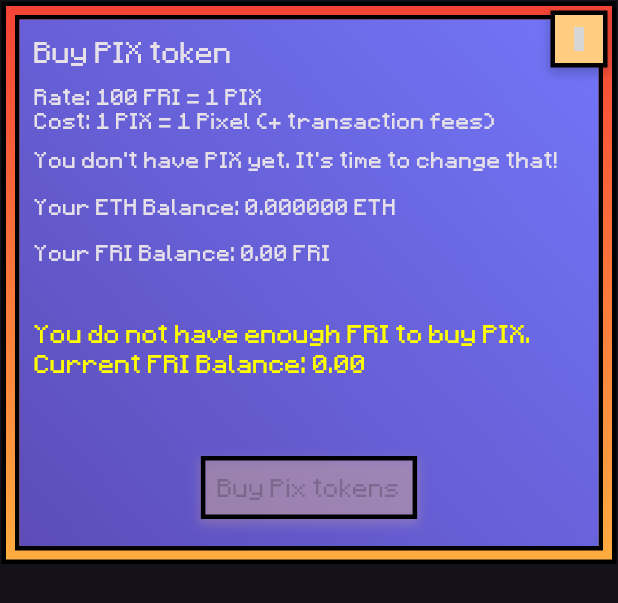
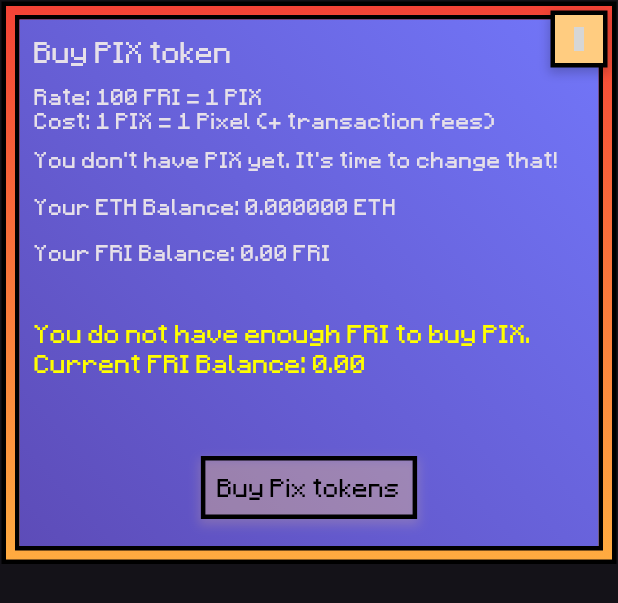
Before and after one commit to redDwarf03/stardpix, a Flutter app: the BuyScreen widget shown alone on an empty page, opened directly, on a phone screen of 412 x 824 dp. Shown: the top 603 px of the screen. Run offline on Flutter 3.47's test engine with Material 3 defaults, Android fonts, the phone set to English and light mode, and no system bars; our stand-ins replace circular_countdown_timer, flutter_dotenv, flutter_riverpod, freezed_annotation, go_router, riverpod_annotation; missing offline and left inert: flutter_hsvcolor_picker, pixelarticons, starknet, starknet_provider; generated files the repository leaves out were written again; statements that could not run were skipped; grey boxes are pictures that could not be loaded.

Commit message:
Upgrade flutter version to flutter 3.27.4-stable

```diff
--- a/lib/ui/views/about/layouts/components/icon_close.dart
+++ b/lib/ui/views/about/layouts/components/icon_close.dart
@@ -25,7 +25,7 @@ class IconClose extends ConsumerWidget {
               color: Colors.orange[200],
               boxShadow: [
                 BoxShadow(
-                  color: Colors.black.withOpacity(0.2),
+                  color: Colors.black.withValues(alpha: 0.2),
                   spreadRadius: 1,
                   blurRadius: 5,
                   offset: const Offset(0, 3),
--- a/lib/ui/views/buy_pix/layouts/buy_screen.dart
+++ b/lib/ui/views/buy_pix/layouts/buy_screen.dart
@@ -76,6 +76,7 @@ class BuyScreenState extends ConsumerState<BuyScreen> {
                   left: 10,
                   right: 10,
                 ),
+                child: SingleChildScrollView(
                   child: Column(
                     crossAxisAlignment: CrossAxisAlignment.start,
                     mainAxisSize: MainAxisSize.min,
@@ -147,6 +148,7 @@ class BuyScreenState extends ConsumerState<BuyScreen> {
               ),
             ),
           ),
+        ),
         const Positioned(
           top: -1,
           right: -1,
--- a/lib/ui/views/buy_pix/layouts/components/buy_button.dart
+++ b/lib/ui/views/buy_pix/layouts/components/buy_button.dart
@@ -27,7 +27,7 @@ class BuyButton extends ConsumerWidget {
             color: Colors.orange[200],
             boxShadow: [
               BoxShadow(
-                color: Colors.orange[900]!.withOpacity(0.2),
+                color: Colors.orange[900]!.withValues(alpha: 0.2),
                 spreadRadius: 1,
                 blurRadius: 5,
                 offset: const Offset(0, 3),
@@ -74,11 +74,11 @@ class BuyButton extends ConsumerWidget {
         padding: const EdgeInsets.all(8),
         decoration: BoxDecoration(
           color: isDisabled
-              ? Colors.orange[200]!.withOpacity(0.2)
+              ? Colors.orange[200]!.withValues(alpha: 0.2)
               : Colors.orange[200],
           boxShadow: [
             BoxShadow(
-              color: Colors.orange[200]!.withOpacity(0.2),
+              color: Colors.orange[200]!.withValues(alpha: 0.2),
               spreadRadius: 1,
               blurRadius: 5,
               offset: const Offset(0, 3),
@@ -88,8 +88,8 @@ class BuyButton extends ConsumerWidget {
         ),
         child: Text(
           AppLocalizations.of(context)!.btn_buy_token,
-          style: TextStyle(
-            color: Colors.black.withOpacity(0.2),
+          style: const TextStyle(
+            color: Colors.black,
           ),
         ),
       ),
--- a/lib/ui/views/buy_pix/layouts/components/cost_and_fee_display.dart
+++ b/lib/ui/views/buy_pix/layouts/components/cost_and_fee_display.dart
@@ -34,17 +34,17 @@ class CostAndFeeDisplay extends ConsumerWidget {
           ),
         ),
         if (buyTokenForm.isLoadingFee)
-          const Padding(
-            padding: EdgeInsets.symmetric(vertical: 4),
+          Padding(
+            padding: const EdgeInsets.only(bottom: 4),
             child: Row(
-              mainAxisAlignment: MainAxisAlignment.center,
               children: [
                 Text(
                   'Estimating fee... ',
-                  style: TextStyle(color: Colors.amber),
+                  style:
+                      textTheme.bodySmall?.copyWith(color: Colors.amber[200]),
                 ),
-                SizedBox(width: 10),
-                SizedBox(
+                const SizedBox(width: 10),
+                const SizedBox(
                   width: 10,
                   height: 10,
                   child: CircularProgressIndicator(
--- a/lib/ui/views/buy_pix/layouts/components/fri_balance_display.dart
+++ b/lib/ui/views/buy_pix/layouts/components/fri_balance_display.dart
@@ -18,6 +18,7 @@ class FriBalanceDisplay extends ConsumerWidget {
   @override
   Widget build(BuildContext context, WidgetRef ref) {
     final userFriBalanceAsyncValue = ref.watch(userFriBalanceBigIntProvider);
+    const pixPurchaseOptions = [1, 2, 5, 10, 20, 40, 50, 75, 100];
 
     return userFriBalanceAsyncValue.when(
       data: (friBalanceBigInt) {
@@ -53,7 +54,7 @@ class FriBalanceDisplay extends ConsumerWidget {
                   vertical: 5,
                 ),
                 decoration: BoxDecoration(
-                  color: Colors.black.withOpacity(0.1),
+                  color: Colors.black.withValues(alpha: 0.1),
                 ),
                 child: DropdownButton<int>(
                   value: selectedPixAmount,
@@ -69,13 +70,14 @@ class FriBalanceDisplay extends ConsumerWidget {
                         fontSize: 16,
                         fontWeight: FontWeight.w700,
                       ),
-                  items: List<DropdownMenuItem<int>>.generate(
-                    maxPixBuyable,
-                    (index) => DropdownMenuItem(
-                      value: index + 1,
-                      child: Text('${index + 1} PIX'),
-                    ),
-                  ),
+                  items: pixPurchaseOptions
+                      .where((amount) => amount <= maxPixBuyable)
+                      .map<DropdownMenuItem<int>>((int value) {
+                    return DropdownMenuItem<int>(
+                      value: value,
+                      child: Text('$value PIX'),
+                    );
+                  }).toList(),
                   onChanged: onPixAmountChanged,
                 ),
               ),
--- a/lib/ui/views/layer/layouts/components/buttons/icon_about.dart
+++ b/lib/ui/views/layer/layouts/components/buttons/icon_about.dart
@@ -24,7 +24,7 @@ class IconAbout extends ConsumerWidget {
           color: Colors.green[100],
           boxShadow: [
             BoxShadow(
-              color: Colors.black.withOpacity(0.2),
+              color: Colors.black.withValues(alpha: 0.2),
               spreadRadius: 1,
               blurRadius: 5,
               offset: const Offset(0, 3),
--- a/lib/ui/views/layer/layouts/components/buttons/icon_buy.dart
+++ b/lib/ui/views/layer/layouts/components/buttons/icon_buy.dart
@@ -2,6 +2,7 @@ import 'package:flutter/material.dart';
 import 'package:flutter_riverpod/flutter_riverpod.dart';
 import 'package:pixelarticons/pixel.dart' as pixelarticons;
 import 'package:stardpix/application/balance.dart';
+import 'package:stardpix/application/constants.dart';
 import 'package:stardpix/application/session/provider.dart';
 import 'package:stardpix/ui/views/layer/bloc/provider.dart';
 
@@ -15,7 +16,6 @@ class IconBuy extends ConsumerWidget {
     final userPixBalanceAsyncValue = ref.watch(userBalanceBigIntProvider);
     final session = ref.watch(sessionNotifierProvider);
     final layer = ref.watch(LayerFormProvider.layerForm);
-    final bigIntTenPow18 = BigInt.parse('1000000000000000000');
 
     return Stack(
       clipBehavior: Clip.none,
--- a/lib/ui/views/layer/layouts/components/buttons/icon_color.dart
+++ b/lib/ui/views/layer/layouts/components/buttons/icon_color.dart
@@ -27,7 +27,7 @@ class IconColor extends ConsumerWidget {
           ),
           boxShadow: [
             BoxShadow(
-              color: Colors.black.withOpacity(0.2),
+              color: Colors.black.withValues(alpha: 0.2),
               spreadRadius: 1,
               blurRadius: 5,
               offset: const Offset(0, 3),
--- a/lib/ui/views/layer/layouts/components/buttons/icon_edit.dart
+++ b/lib/ui/views/layer/layouts/components/buttons/icon_edit.dart
@@ -39,7 +39,7 @@ class IconEdit extends ConsumerWidget {
                       : Colors.orange[200],
                   boxShadow: [
                     BoxShadow(
-                      color: Colors.black.withOpacity(0.2),
+                      color: Colors.black.withValues(alpha: 0.2),
                       spreadRadius: 1,
                       blurRadius: 5,
                       offset: const Offset(0, 3),
@@ -84,7 +84,7 @@ class IconEdit extends ConsumerWidget {
                   : Colors.orange[200],
               boxShadow: [
                 BoxShadow(
-                  color: Colors.black.withOpacity(0.2),
+                  color: Colors.black.withValues(alpha: 0.2),
                   spreadRadius: 1,
                   blurRadius: 5,
                   offset: const Offset(0, 3),
--- a/lib/ui/views/layer/layouts/components/buttons/icon_pick.dart
+++ b/lib/ui/views/layer/layouts/components/buttons/icon_pick.dart
@@ -25,7 +25,7 @@ class IconPick extends ConsumerWidget {
           color: pickColor ? Colors.green[100] : Colors.orange[200],
           boxShadow: [
             BoxShadow(
-              color: Colors.black.withOpacity(0.2),
+              color: Colors.black.withValues(alpha: 0.2),
               spreadRadius: 1,
               blurRadius: 5,
               offset: const Offset(0, 3),
--- a/lib/ui/views/layer/layouts/components/buttons/icon_pixel_validation.dart
+++ b/lib/ui/views/layer/layouts/components/buttons/icon_pixel_validation.dart
@@ -70,7 +70,7 @@ class IconPixelValidation extends ConsumerWidget {
               color: Colors.green[100],
               boxShadow: [
                 BoxShadow(
-                  color: Colors.black.withOpacity(0.2),
+                  color: Colors.black.withValues(alpha: 0.2),
                   spreadRadius: 1,
                   blurRadius: 5,
                   offset: const Offset(0, 3),
--- a/lib/ui/views/layer/layouts/components/buttons/icon_pixel_validation_cancel.dart
+++ b/lib/ui/views/layer/layouts/components/buttons/icon_pixel_validation_cancel.dart
@@ -31,7 +31,7 @@ class IconPixelValicationCancel extends ConsumerWidget {
               color: Colors.red[100],
               boxShadow: [
                 BoxShadow(
-                  color: Colors.black.withOpacity(0.2),
+                  color: Colors.black.withValues(alpha: 0.2),
                   spreadRadius: 1,
                   blurRadius: 5,
                   offset: const Offset(0, 3),
--- a/lib/ui/views/layer/layouts/components/buttons/icon_refresh.dart
+++ b/lib/ui/views/layer/layouts/components/buttons/icon_refresh.dart
@@ -45,7 +45,7 @@ class IconRefresh extends ConsumerWidget {
                   : Colors.orange[200],
               boxShadow: [
                 BoxShadow(
-                  color: Colors.black.withOpacity(0.2),
+                  color: Colors.black.withValues(alpha: 0.2),
                   spreadRadius: 1,
                   blurRadius: 5,
                   offset: const Offset(0, 3),
--- a/lib/ui/views/layer/layouts/components/color_picker.dart
+++ b/lib/ui/views/layer/layouts/components/color_picker.dart
@@ -53,7 +53,7 @@ class ColorPicker extends ConsumerWidget {
                     color: Colors.orange[200],
                     boxShadow: [
                       BoxShadow(
-                        color: Colors.black.withOpacity(0.2),
+                        color: Colors.black.withValues(alpha: 0.2),
                         spreadRadius: 1,
                         blurRadius: 5,
                         offset: const Offset(0, 3),
```
Also changed, not shown: lib/application/services/utils/contract_data_utils.dart (+5 -5 lines), lib/ui/views/layer/layouts/components/my_painter.dart (+27 -13 lines), lib/ui/views/wallet/layouts/components/icon_close.dart (added, +46 -0 lines), 1 other file. Lines whose indentation alone changed are shown as unchanged.
